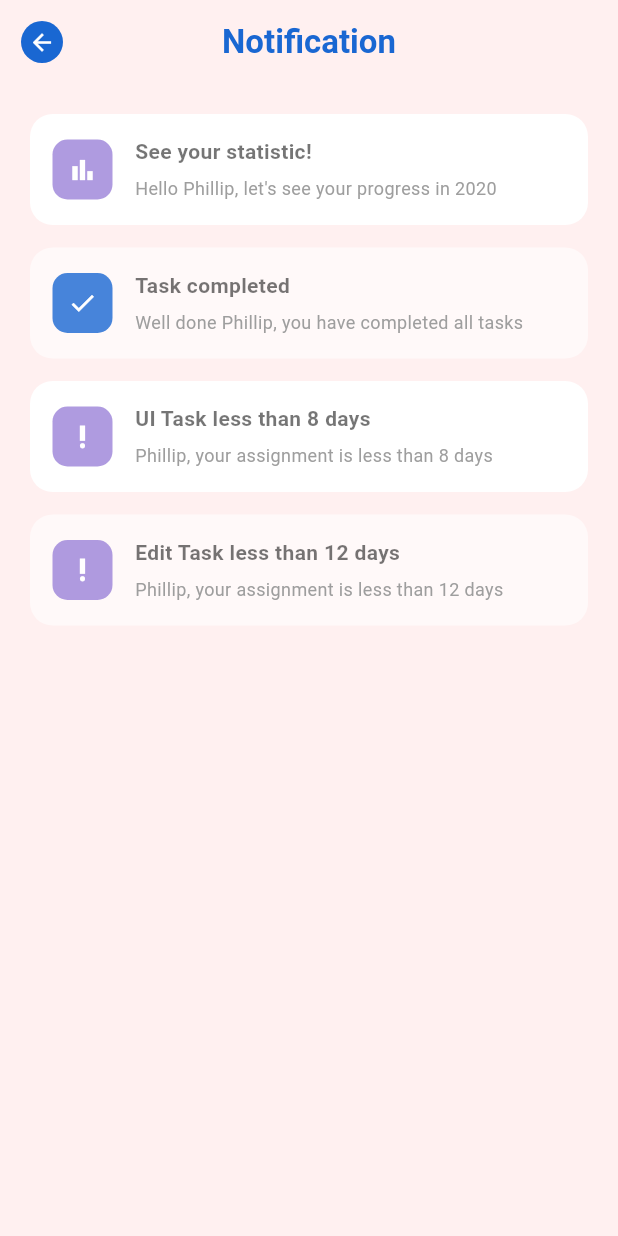
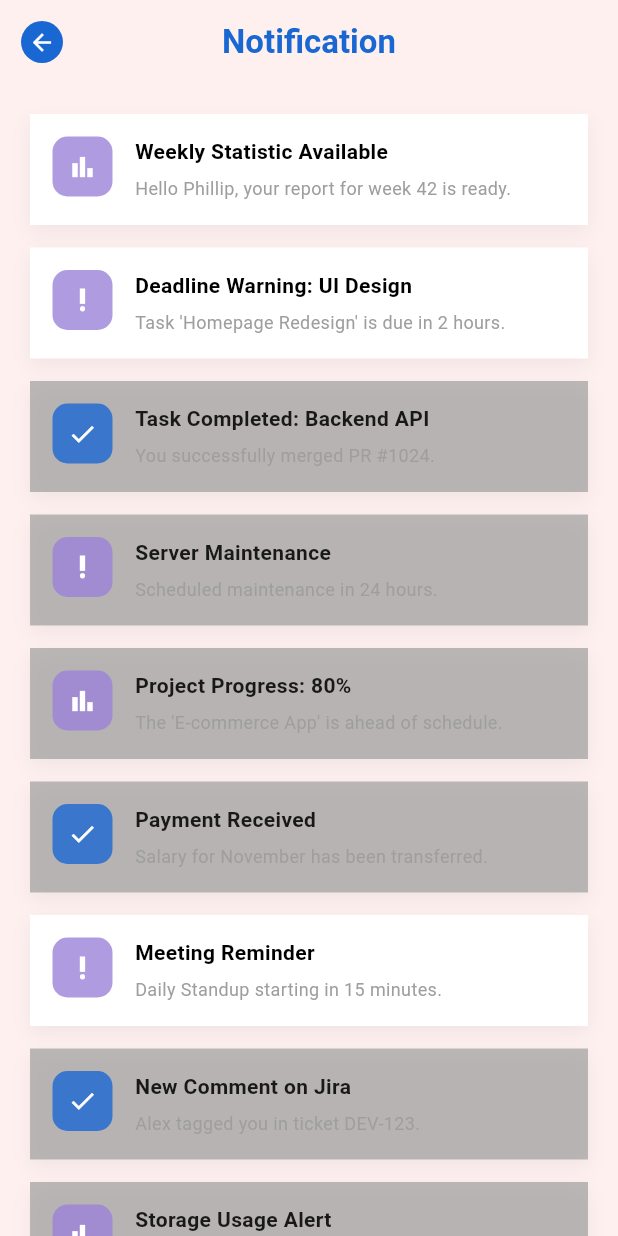
Before and after one commit to Mercuphobia/learn_flutter, a Flutter app: the HomeScreen screen opened by its route, after a tap on the "notifications" icon, on a phone screen of 412 x 824 dp. Run offline on Flutter 3.47's test engine with Material 3 defaults, Android fonts, the phone set to English and light mode, and no system bars; our stand-ins replace flutter_bloc, freezed_annotation, pinput, shared_preferences; accounts and stored records are empty; Roboto replaces fonts that are missing (Poppins).

Commit message:
update notification with bloc

```diff
--- /dev/null
+++ b/lib/models/notification_model/notification_model.dart
@@ -0,0 +1,175 @@
+import 'package:freezed_annotation/freezed_annotation.dart';
+import 'package:flutter/foundation.dart';
+
+part 'notification_model.freezed.dart';
+part 'notification_model.g.dart';
+
+@freezed
+class NotificationModel with _$NotificationModel {
+  const factory NotificationModel({
+    required String title,
+    required String subtitle,
+    required DateTime date,
+    String? description,
+    @Default('chart') String type,
+    @Default(false) bool isRead,
+  }) = _NotificationModel;
+
+  factory NotificationModel.fromJson(Map<String, Object?> json)
+    => _$NotificationModelFromJson(json);
+}
+
+
+
+// DANH SÁCH DỮ LIỆU MẪU (15 ITEM)
+final List<NotificationModel> mockNotifications = [
+  // 1. Chart - Chưa đọc - Mới nhất
+  NotificationModel(
+    title: "Weekly Statistic Available",
+    subtitle: "Hello Phillip, your report for week 42 is ready.",
+    description: "Your productivity has increased by 20% compared to last week. Check the detailed charts to see breakdown by tasks and projects.",
+    type: "chart",
+    isRead: false,
+    date: DateTime(2025, 11, 29, 9, 30),
+  ),
+
+  // 2. Warning - Chưa đọc - Quan trọng
+  NotificationModel(
+    title: "Deadline Warning: UI Design",
+    subtitle: "Task 'Homepage Redesign' is due in 2 hours.",
+    description: "Please submit your Figma files before 11:30 AM. The client meeting is scheduled for this afternoon.",
+    type: "warning",
+    isRead: false,
+    date: DateTime(2025, 11, 29, 8, 00),
+  ),
+
+  // 3. Check - Đã đọc
+  NotificationModel(
+    title: "Task Completed: Backend API",
+    subtitle: "You successfully merged PR #1024.",
+    description: "The authentication module has been deployed to the staging server. QA team will start testing shortly.",
+    type: "check",
+    isRead: true,
+    date: DateTime(2025, 11, 28, 16, 45),
+  ),
+
+  // 4. Warning - Đã đọc
+  NotificationModel(
+    title: "Server Maintenance",
+    subtitle: "Scheduled maintenance in 24 hours.",
+    description: "The server will be down for upgrades from 00:00 to 02:00. Please save your work.",
+    type: "warning",
+    isRead: true,
+    date: DateTime(2025, 11, 28, 10, 00),
+  ),
+
+  // 5. Chart - Đã đọc
+  NotificationModel(
+    title: "Project Progress: 80%",
+    subtitle: "The 'E-commerce App' is ahead of schedule.",
+    description: "Great job team! We are 5 days ahead of the initial timeline. Keep up the good work.",
+    type: "chart",
+    isRead: true,
+    date: DateTime(2025, 11, 27, 14, 20),
+  ),
+
+  // 6. Check - Đã đọc
+  NotificationModel(
+    title: "Payment Received",
+    subtitle: "Salary for November has been transferred.",
+    description: "Your salary has been credited to your bank account ending in **88. Please check your banking app.",
+    type: "check",
+    isRead: true,
+    date: DateTime(2025, 11, 27, 9, 00),
+  ),
+
+  // 7. Warning - Chưa đọc
+  NotificationModel(
+    title: "Meeting Reminder",
+    subtitle: "Daily Standup starting in 15 minutes.",
+    description: "Join the Zoom link: https://zoom.us/j/123456789. Prepare your updates regarding the login bug.",
+    type: "warning",
+    isRead: false,
+    date: DateTime(2025, 11, 26, 9, 45),
+  ),
+
+  // 8. Check - Đã đọc
+  NotificationModel(
+    title: "New Comment on Jira",
+    subtitle: "Alex tagged you in ticket DEV-123.",
+    description: "Alex wrote: 'Can you please check the logic for the user permission here? It seems to be failing for Admin role.'",
+    type: "check",
+    isRead: true,
+    date: DateTime(2025, 11, 25, 15, 30),
+  ),
+
+  // 9. Chart - Đã đọc
+  NotificationModel(
+    title: "Storage Usage Alert",
+    subtitle: "You have used 90% of your cloud storage.",
+    description: "Please archive old project files or upgrade your plan to avoid interruption.",
+    type: "chart",
+    isRead: true,
+    date: DateTime(2025, 11, 24, 11, 00),
+  ),
+
+  // 10. Warning - Đã đọc
+  NotificationModel(
+    title: "Password Expiring",
+    subtitle: "Your password will expire in 3 days.",
+    description: "Security policy requires a password change every 90 days. Click here to update now.",
+    type: "warning",
+    isRead: true,
+    date: DateTime(2025, 11, 23, 08, 00),
+  ),
+
+  // 11. Check - Đã đọc
+  NotificationModel(
+    title: "Code Review Passed",
+    subtitle: "Your code for 'Dark Mode' is approved.",
+    description: "2 reviewers approved your changes. You can now merge the branch to main.",
+    type: "check",
+    isRead: true,
+    date: DateTime(2025, 11, 22, 17, 15),
+  ),
+
+  // 12. Warning - Đã đọc
+  NotificationModel(
+    title: "Missed Call",
+    subtitle: "You missed a call from HR Department.",
+    description: "Please call back at extension 505 when you are available.",
+    type: "warning",
+    isRead: true,
+    date: DateTime(2025, 11, 21, 10, 30),
+  ),
+
+  // 13. Chart - Đã đọc
+  NotificationModel(
+    title: "Performance Review",
+    subtitle: "Q3 Performance results are out.",
+    description: "You achieved a score of 4.5/5. Comments: 'Excellent problem solving skills'.",
+    type: "chart",
+    isRead: true,
+    date: DateTime(2025, 11, 20, 13, 00),
+  ),
+
+  // 14. Check - Đã đọc
+  NotificationModel(
+    title: "System Update",
+    subtitle: "Flutter SDK updated to version 3.29.",
+    description: "New features include improved Impeller rendering and Dart 3.5 support.",
+    type: "check",
+    isRead: true,
+    date: DateTime(2025, 11, 19, 09, 00),
+  ),
+
+  // 15. Warning - Đã đọc
+  NotificationModel(
+    title: "Office Closed",
+    subtitle: "Office will be closed on Friday.",
+    description: "Due to the company retreat, the office will be closed. Please work remotely if necessary.",
+    type: "warning",
+    isRead: true,
+    date: DateTime(2025, 11, 18, 16, 00),
+  ),
+];
--- a/lib/screen/UIDesign/daily_detail_screen.dart
+++ b/lib/screen/UIDesign/daily_detail_screen.dart
@@ -1,6 +1,6 @@
 import 'package:flutter/material.dart';
 import 'package:intl/intl.dart';
-import '../../models/task_model.dart';
+import '../../models/task/task_model.dart';
 import '../../services/task_service.dart';
 
 class DailyDetailScreen extends StatefulWidget {
--- a/lib/screen/UIDesign/ui_design.dart
+++ b/lib/screen/UIDesign/ui_design.dart
@@ -1,6 +1,6 @@
 import 'package:flutter/material.dart';
 import 'package:intl/intl.dart';
-import '../../models/task_model.dart';
+import '../../models/task/task_model.dart';
 import '../../services/task_service.dart';
 
 
--- a/lib/screen/home_screen.dart
+++ b/lib/screen/home_screen.dart
@@ -1,12 +1,12 @@
 import 'package:flutter/material.dart';
 import 'package:intl/intl.dart';
-import '../../models/task_model.dart';
+import '../models/task/task_model.dart';
 import '../../services/task_service.dart';
 import '../screen/calendar/calendar_screen.dart';
 import '../screen/profile/profile_screen.dart';
 import '../screen/UIDesign/ui_design.dart';
 import '../screen/UIDesign/daily_detail_screen.dart';
-import '../screen/notifycation/notifycation_screen.dart';
+import '../screen/notification/notification_screen.dart';
 
 
 class HomeScreen extends StatefulWidget {
--- /dev/null
+++ b/lib/screen/notification/bloc/notification_bloc.dart
@@ -0,0 +1,52 @@
+
+
+import 'package:flutter_bloc/flutter_bloc.dart';
+import 'package:namer_app/models/notification_model/notification_model.dart';
+import './notification_state.dart';
+import '../../../services/notification_service.dart';
+
+class NotificationCubit extends Cubit<NotificationState> {
+  final NotificationService _service;
+
+  // Khởi tạo Cubit với trạng thái ban đầu là Initial
+  NotificationCubit(this._service) : super(const NotificationState.initial());
+
+  Future<void> getNotificationData() async {
+    try {
+      // 1. Bắn ra trạng thái Loading (để UI hiện vòng xoay)
+      emit(const NotificationState.loading());
+
+      // 2. Gọi Service lấy dữ liệu
+      final data = await _service.getNotifications();
+
+      // 3. Nếu thành công -> Bắn ra trạng thái Loaded kèm dữ liệu
+      emit(NotificationState.loaded(data));
+
+    } catch (e) {
+      // 4. Nếu lỗi -> Bắn ra trạng thái Error
+      emit(NotificationState.error(e.toString()));
+      print("loi cucbit: $e\n");
+    }
+  }
+
+  void readNotification(NotificationModel targetItem) {
+    // 1. Kiểm tra xem state hiện tại có phải là loaded (đang có dữ liệu) không
+    state.whenOrNull(
+      loaded: (currentList) {
+        // 2. Tạo một danh sách mới từ danh sách cũ
+        final newList = currentList.map((item) {
+          // Nếu tìm thấy item trùng khớp với cái vừa bấm
+          if (item == targetItem) {
+            // Tạo bản sao và đổi isRead thành true (dùng copyWith của Freezed)
+            return item.copyWith(isRead: true);
+          }
+          // Các item khác giữ nguyên
+          return item;
+        }).toList();
+
+        // 3. Bắn danh sách mới ra cho UI cập nhật
+        emit(NotificationState.loaded(newList));
+      },
+    );
+  }
+}
--- /dev/null
+++ b/lib/screen/notification/bloc/notification_state.dart
@@ -0,0 +1,16 @@
+import 'package:freezed_annotation/freezed_annotation.dart';
+import 'package:namer_app/models/notification_model/notification_model.dart';
+import '../../../models/notification_model/notification_model.dart';
+
+part 'notification_state.freezed.dart';
+
+@freezed
+class NotificationState  with _$NotificationState {
+  const factory NotificationState.initial() = _Initial;
+
+  const factory NotificationState.loading() = _Loading;
+
+  const factory NotificationState.loaded(List<NotificationModel> notification) = _Loaded;
+
+  const factory NotificationState.error(String message) = _Error;
+}
--- /dev/null
+++ b/lib/screen/notification/notification_detail_screen.dart
@@ -0,0 +1,127 @@
+import 'package:flutter/material.dart';
+import 'package:intl/intl.dart';
+import '../../models/notification_model/notification_model.dart';
+
+class NotificationDetailScreen extends StatelessWidget {
+  final NotificationModel data;
+
+  const NotificationDetailScreen({super.key, required this.data});
+
+  @override
+  Widget build(BuildContext context) {
+    final dateString = DateFormat('d MMMM yyyy').format(data.date);
+
+    return Scaffold(
+      backgroundColor: const Color(0xFFFFF0F0), // Màu nền hồng nhạt
+      body: SafeArea(
+        child: Padding(
+          padding: const EdgeInsets.symmetric(horizontal: 25.0, vertical: 30.0),
+          child: Column(
+            crossAxisAlignment: CrossAxisAlignment.start,
+            children: [
+              Row(
+                crossAxisAlignment: CrossAxisAlignment.start,
+                children: [
+                  Container(
+                    width: 45, // Kích thước box icon
+                    height: 45,
+                    decoration: BoxDecoration(
+                      color: const Color(0xFF1967D2), // Xanh dương
+                      borderRadius: BorderRadius.circular(12),
+                    ),
+                    child: _buildIcon(data.type),
+                  ),
+                  const SizedBox(width: 15),
+                  Expanded(
+                    child: Padding(
+                      padding: const EdgeInsets.only(top: 4.0), // Căn chỉnh cho đều với icon
+                      child: Text(
+                        data.title,
+                        style: const TextStyle(
+                          fontSize: 18,
+                          fontWeight: FontWeight.w800, // Chữ rất đậm
+                          color: Colors.black,
+                          height: 1.2,
+                        ),
+                      ),
+                    ),
+                  ),
+                  const SizedBox(width: 10),
+                  GestureDetector(
+                    onTap: () => Navigator.pop(context),
+                    child: Container(
+                      width: 32,
+                      height: 32,
+                      decoration: BoxDecoration(
+                        color: const Color(0xFF1967D2), // Xanh dương
+                        borderRadius: BorderRadius.circular(8),
+                      ),
+                      child: const Icon(
+                        Icons.close,
+                        color: Colors.white,
+                        size: 18,
+                      ),
+                    ),
+                  ),
+                ],
+              ),
+
+              const SizedBox(height: 8),
+              Padding(
+                padding: const EdgeInsets.only(left: 60.0),
+                child: Text(
+                  dateString, // "4 March 2022"
+                  style: const TextStyle(
+                    fontSize: 12,
+                    color: Colors.black54,
+                    fontWeight: FontWeight.w500,
+                  ),
+                ),
+              ),
+
+              const SizedBox(height: 30),
+              Text(
+                data.subtitle,
+                style: const TextStyle(
+                  fontSize: 16,
+                  color: Colors.black87,
+                  height: 1.5,
+                ),
+              ),
+
+              const SizedBox(height: 15),
+
+              // Description (Nếu có)
+              if (data.description != null)
+                Text(
+                  data.description!,
+                  style: const TextStyle(
+                    fontSize: 16,
+                    color: Colors.black87,
+                    height: 1.5,
+                  ),
+                ),
+            ],
+          ),
+        ),
+      ),
+    );
+  }
+
+  Widget _buildIcon(String type) {
+    IconData iconData;
+    switch (type) {
+      case 'check':
+        iconData = Icons.check;
+        break;
+      case 'warning':
+        iconData = Icons.priority_high;
+        break;
+      case 'chart':
+      default:
+        iconData = Icons.bar_chart;
+        break;
+    }
+    return Icon(iconData, color: Colors.white, size: 24);
+  }
+}
--- /dev/null
+++ b/lib/screen/notification/notification_screen.dart
@@ -0,0 +1,161 @@
+
+import 'package:flutter/material.dart';
+import './notification_detail_screen.dart';
+import '../../models/notification_model/notification_model.dart';
+import '../../services/notification_service.dart';
+import 'package:flutter_bloc/flutter_bloc.dart';
+import './bloc/notification_bloc.dart';
+import './bloc/notification_state.dart';
+
+
+// ... các import bên trên giữ nguyên
+
+class NotificationScreen extends StatelessWidget {
+  const NotificationScreen({super.key});
+
+  @override
+  Widget build(BuildContext context) {
+    return Scaffold(
+      backgroundColor: const Color(0xFFFFF0F0),
+      appBar: AppBar(
+        // ... code AppBar giữ nguyên
+        backgroundColor: Colors.transparent,
+        elevation: 0,
+        leading: IconButton(
+          icon: Container(
+            padding: const EdgeInsets.all(5),
+            decoration: const BoxDecoration(color: Color(0xFF1967D2), shape: BoxShape.circle),
+            child: const Icon(Icons.arrow_back, color: Colors.white, size: 18),
+          ),
+          onPressed: () => Navigator.pop(context),
+        ),
+        title: const Text("Notification", style: TextStyle(color: Color(0xFF1967D2), fontWeight: FontWeight.bold)),
+        centerTitle: true,
+      ),
+
+      body: BlocProvider(
+        create: (context) {
+          final service = NotificationService();
+          return NotificationCubit(service)..getNotificationData();
+        },
+        child: BlocBuilder<NotificationCubit, NotificationState>(
+          builder: (context, state) {
+            return state.when(
+              initial: () => const SizedBox(),
+              loading: () => const Center(
+                child: CircularProgressIndicator(color: Color(0xFF1967D2)),
+              ),
+              error: (message) => Center(child: Text("Lỗi: $message")),
+
+              loaded: (notificationList) {
+                if (notificationList.isEmpty) {
+                  return const Center(child: Text("Không có thông báo nào"));
+                }
+                return ListView.separated(
+                  padding: const EdgeInsets.all(20),
+                  separatorBuilder: (_, __) => const SizedBox(height: 15),
+                  itemCount: notificationList.length,
+                  itemBuilder: (context, index) {
+                    final item = notificationList[index];
+                    return InkWell(
+                        onTap: () {
+                          context.read<NotificationCubit>().readNotification(item);
+                          Navigator.push(
+                            context,
+                            MaterialPageRoute(
+                              builder: (context) => NotificationDetailScreen(data: item),
+                            ),
+                          );
+                        },
+                      child: _buildNotificationItem(item),
+                    );
+                  },
+                );
+              },
+            );
+          },
+        ),
+      ),
+    );
+  }
+
+  Widget _buildNotificationItem(NotificationModel item) {
+
+    return Container(
+      padding: const EdgeInsets.all(15),
+      decoration: BoxDecoration(
+        color: item.isRead ? Colors.grey.withOpacity(0.7) : Colors.white,
+        boxShadow: [
+          BoxShadow(
+            color: Colors.black.withOpacity(0.05),
+            blurRadius: 10,
+            offset: const Offset(0, 5),
+          ),
+        ],
+      ),
+      child: Row(
+        crossAxisAlignment: CrossAxisAlignment.start,
+        children: [
+          _buildIcon(item.type),
+
+          const SizedBox(width: 15),
+
+          // 2. Nội dung text bên phải
+          Expanded(
+            child: Column(
+              crossAxisAlignment: CrossAxisAlignment.start,
+              children: [
+                // Title
+                Text(
+                  item.title,
+                  style: TextStyle(
+                    fontWeight: FontWeight.bold,
+                    fontSize: 14,
+                    // Nếu chưa đọc thì màu đen đậm, đã đọc thì nhạt hơn chút
+                    color: item.isRead ? Colors.black87 : Colors.black,
+                  ),
+                ),
+                const SizedBox(height: 5),
+                // Subtitle
+                Text(
+                  item.subtitle,
+                  style: const TextStyle(color: Colors.grey, fontSize: 12),
+                  maxLines: 2,
+                  overflow: TextOverflow.ellipsis,
+                ),
+              ],
+            ),
+          )
+        ],
+      ),
+    );
+  }
+
+  Widget _buildIcon(String type) {
+    IconData iconData;
+    Color color;
+    switch (type) {
+      case 'check':
+        iconData = Icons.check;
+        color = const Color(0xFF1967D2); // Xanh dương
+        break;
+      case 'warning':
+        iconData = Icons.priority_high;
+        color = const Color(0xFF9B82D8); // Tím
+        break;
+      case 'chart':
+      default:
+        iconData = Icons.bar_chart;
+        color = const Color(0xFF9B82D8); // Tím
+        break;
+    }
+    return Container(
+      padding: const EdgeInsets.all(10),
+      decoration: BoxDecoration(
+        color: color.withOpacity(0.8),
+        borderRadius: BorderRadius.circular(10),
+      ),
+      child: Icon(iconData, color: Colors.white, size: 20),
+    );
+  }
+}
--- a/lib/screen/notifycation/notifycation_screen.dart
+++ /dev/null
@@ -1,121 +0,0 @@
-import 'package:flutter/material.dart';
-
-class NotificationScreen extends StatelessWidget {
-  const NotificationScreen({super.key});
-
-  @override
-  Widget build(BuildContext context) {
-    // Dữ liệu giả giống trong ảnh
-    final List<Map<String, dynamic>> notifications = [
-      {
-        "title": "See your statistic!",
-        "subtitle": "Hello Phillip, let's see your progress in 2020",
-        "type": "chart", // chart, check, warning
-        "isRead": false,
-      },
-      {
-        "title": "Task completed",
-        "subtitle": "Well done Phillip, you have completed all tasks",
-        "type": "check",
-        "isRead": true,
-      },
-      {
-        "title": "UI Task less than 8 days",
-        "subtitle": "Phillip, your assignment is less than 8 days",
-        "type": "warning",
-        "isRead": false,
-      },
-      {
-        "title": "Edit Task less than 12 days",
-        "subtitle": "Phillip, your assignment is less than 12 days",
-        "type": "warning",
-        "isRead": true,
-      },
-    ];
-
-    return Scaffold(
-      backgroundColor: const Color(0xFFFFF0F0),
-      appBar: AppBar(
-        backgroundColor: Colors.transparent,
-        elevation: 0,
-        leading: IconButton(
-          icon: Container(
-            padding: const EdgeInsets.all(5),
-            decoration: const BoxDecoration(color: Color(0xFF1967D2), shape: BoxShape.circle),
-            child: const Icon(Icons.arrow_back, color: Colors.white, size: 18),
-          ),
-          onPressed: () => Navigator.pop(context),
-        ),
-        title: const Text("Notification", style: TextStyle(color: Color(0xFF1967D2), fontWeight: FontWeight.bold)),
-        centerTitle: true,
-      ),
-      body: ListView.separated(
-        padding: const EdgeInsets.all(20),
-        itemCount: notifications.length,
-        separatorBuilder: (_, __) => const SizedBox(height: 15),
-        itemBuilder: (context, index) {
-          final item = notifications[index];
-          return Container(
-            padding: const EdgeInsets.all(15),
-            decoration: BoxDecoration(
-              color: item['isRead'] ? Colors.white.withOpacity(0.6) : Colors.white,
-              borderRadius: BorderRadius.circular(15),
-            ),
-            child: Row(
-              children: [
-                _buildIcon(item['type']),
-                const SizedBox(width: 15),
-                Expanded(
-                  child: Column(
-                    crossAxisAlignment: CrossAxisAlignment.start,
-                    children: [
-                      Text(
-                        item['title'],
-                        style: const TextStyle(fontWeight: FontWeight.bold, fontSize: 14),
-                      ),
-                      const SizedBox(height: 5),
-                      Text(
-                        item['subtitle'],
-                        style: const TextStyle(color: Colors.grey, fontSize: 12),
-                      ),
-                    ],
-                  ),
-                )
-              ],
-            ),
-          );
-        },
-      ),
-    );
-  }
-
-  Widget _buildIcon(String type) {
-    IconData iconData;
-    Color color;
-
-    switch (type) {
-      case 'check':
-        iconData = Icons.check;
-        color = const Color(0xFF1967D2); // Xanh dương đậm
-        break;
-      case 'warning':
-        iconData = Icons.priority_high;
-        color = const Color(0xFF9B82D8); // Tím nhạt
-        break;
-      case 'chart':
-      default:
-        iconData = Icons.bar_chart;
-        color = const Color(0xFF9B82D8);
-        break;
-    }
-
-    return Container(
-      padding: const EdgeInsets.all(10),
-      decoration: BoxDecoration(
-        color: color.withOpacity(0.8),
-        borderRadius: BorderRadius.circular(10),
-      ),
-      child: Icon(iconData, color: Colors.white, size: 20),
-    );
-  }
-}
--- /dev/null
+++ b/lib/services/notification_service.dart
@@ -0,0 +1,8 @@
+import '../models/notification_model/notification_model.dart';
+
+class NotificationService {
+  Future<List<NotificationModel>> getNotifications() async {
+    await Future.delayed(const Duration(seconds: 1));
+    return mockNotifications;
+  }
+}
--- a/lib/services/task_service.dart
+++ b/lib/services/task_service.dart
@@ -1,6 +1,6 @@
 import 'dart:convert';
 import 'package:shared_preferences/shared_preferences.dart';
-import '../models/task_model.dart';
+import '../models/task/task_model.dart';
 
 class TaskService {
   static const String _tasksKey = 'tasks_data';
@@ -65,7 +65,9 @@ class TaskService {
       Task(
         id: '1',
         title: 'UI Design',
-        description: 'Design mobile app interface for client',
+        description: 'Design mobile app interface for client, This includes everything from screens ans touchscreens, keyboard, sounds'
+            'and event, light. To understand the evolution of UI, however, it helpful to learn a bit more about its history and how it has'
+            'evolved into best practices and a profession',
         startTime: now,
         endTime: now.add(const Duration(days: 12, hours: 18)),
         isPriority: true,
@@ -83,7 +85,8 @@ class TaskService {
       Task(
         id: '2',
         title: 'Laravel Task',
-        description: 'Fix bugs in backend API',
+        description: 'Fix bugs in backend API. To understand the evolution of UI, however, it helpful to learn a bit more about its history and how it has'
+            'evolved into best practices and a profession',
         startTime: now,
         endTime: now.add(const Duration(days: 20)),
         isPriority: true,
@@ -99,7 +102,8 @@ class TaskService {
       Task(
         id: '3',
         title: 'Edit Picture',
-        description: 'Edit photos for marketing campaign',
+        description: 'Edit photos for marketing campaign. To understand the evolution of UI, however, it helpful to learn a bit more about its history and how it has'
+            'evolved into best practices and a profession',
         startTime: now,
         endTime: now.add(const Duration(days: 5)),
         isPriority: true,
--- a/pubspec.yaml
+++ b/pubspec.yaml
@@ -14,7 +14,7 @@ dependencies:
   pinput: ^4.0.0
   shared_preferences: ^2.2.2
   intl: ^0.19.0
-  flutter_bloc: ^8.1.3
+  flutter_bloc: ^9.1.1
   get_it: ^7.6.0
   injectable: ^2.3.2
   freezed_annotation: ^2.4.1
```
Also changed, not shown: lib/models/notification_model/notification_model.freezed.dart (added), lib/models/notification_model/notification_model.g.dart (added), lib/models/task/task_model.dart (renamed from lib/models/task_model.dart), lib/models/task/task_model.freezed.dart (renamed from lib/models/task_model.freezed.dart), lib/models/task/task_model.g.dart (renamed from lib/models/task_model.g.dart), lib/screen/notification/bloc/notification_state.freezed.dart (added), pubspec.lock.
